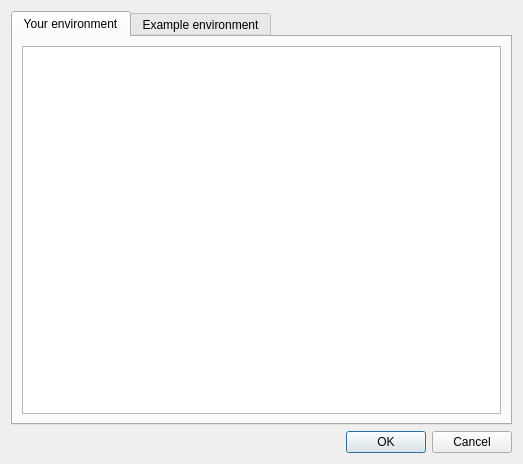
Qt form TomBio/ui_env.ui (FieldStudiesCouncil/QGIS-Biological-Recording-Tools) before a commit.
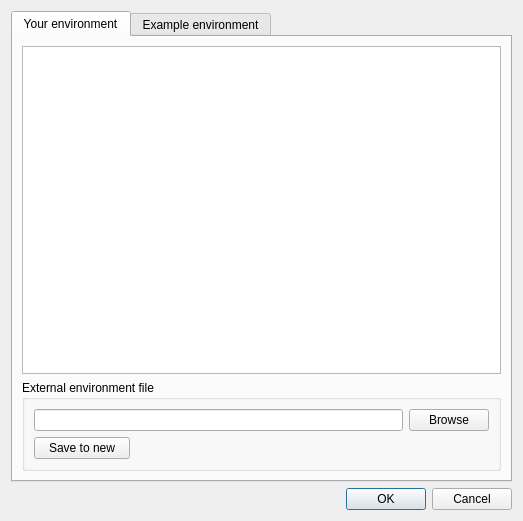
The same form after that commit.

Diff of the .ui file:
```diff
--- a/TomBio/ui_env.ui
+++ b/TomBio/ui_env.ui
@@ -7,7 +7,7 @@
     <x>0</x>
     <y>0</y>
     <width>523</width>
-    <height>464</height>
+    <height>521</height>
    </rect>
   </property>
   <property name="windowTitle">
@@ -29,7 +29,7 @@
       <attribute name="title">
        <string>Your environment</string>
       </attribute>
-      <layout class="QHBoxLayout" name="horizontalLayout">
+      <layout class="QVBoxLayout" name="verticalLayout_3">
        <item>
         <widget class="QPlainTextEdit" name="pteEnvironment">
          <property name="enabled">
@@ -37,6 +37,48 @@
          </property>
         </widget>
        </item>
+       <item>
+        <widget class="QGroupBox" name="groupBox">
+         <property name="title">
+          <string>External environment file</string>
+         </property>
+         <layout class="QVBoxLayout" name="verticalLayout_2">
+          <item>
+           <layout class="QHBoxLayout" name="horizontalLayout">
+            <item>
+             <widget class="QLineEdit" name="leExternalEnvFile"/>
+            </item>
+            <item>
+             <widget class="QPushButton" name="pbExternalEnvFile">
+              <property name="toolTip">
+               <string>&lt;html&gt;&lt;head/&gt;&lt;body&gt;&lt;p&gt;Set from an 'external' environment file. The internal environment file is lost whenever the plugin is updated. To avoid the nuisance caused by this, you can keep your environment file somewhere safe on your computer and just link to it from here.&lt;/p&gt;&lt;/body&gt;&lt;/html&gt;</string>
+              </property>
+              <property name="text">
+               <string>Browse</string>
+              </property>
+             </widget>
+            </item>
+           </layout>
+          </item>
+          <item>
+           <widget class="QPushButton" name="pbSaveToNewEnvFile">
+            <property name="maximumSize">
+             <size>
+              <width>96</width>
+              <height>16777215</height>
+             </size>
+            </property>
+            <property name="toolTip">
+             <string>&lt;html&gt;&lt;head/&gt;&lt;body&gt;&lt;p&gt;You can use this button to save the current environment to a new external file. (This is only required to create a new external file - if you are already using an external file, changes to the environment are automatically saved there.)&lt;/p&gt;&lt;/body&gt;&lt;/html&gt;</string>
+            </property>
+            <property name="text">
+             <string>Save to new</string>
+            </property>
+           </widget>
+          </item>
+         </layout>
+        </widget>
+       </item>
       </layout>
      </widget>
      <widget class="QWidget" name="tab2">
```
